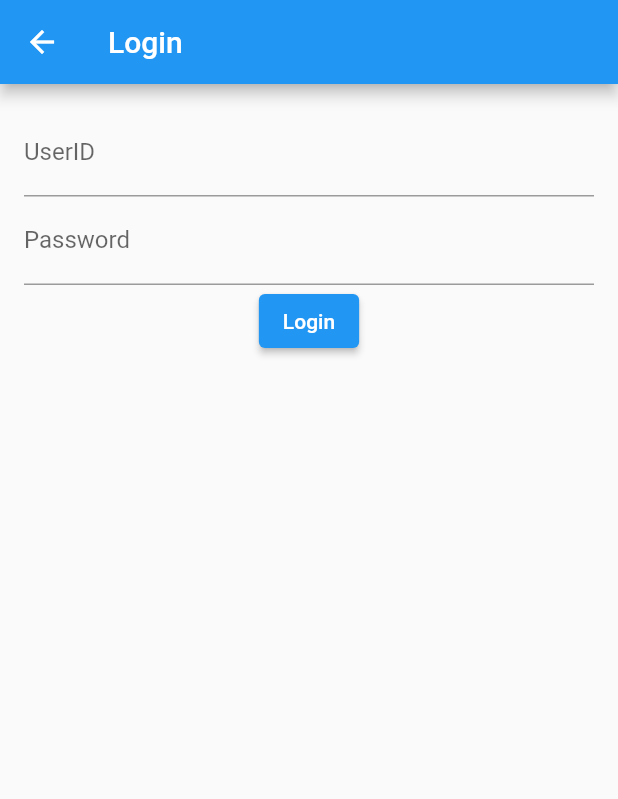
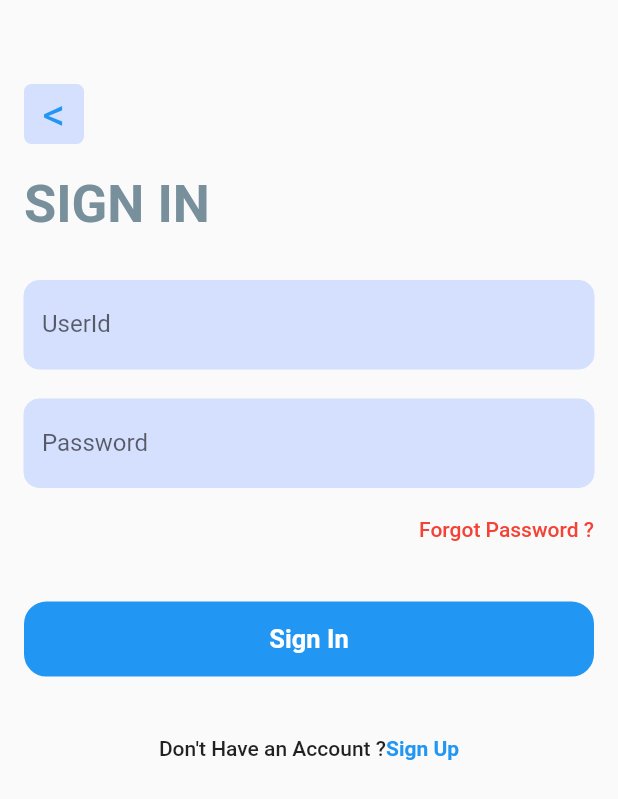
Before and after one commit to shihabsararrafid/attendence-management-frontend, a Flutter app: the Login screen opened directly, on a phone screen of 412 x 824 dp. Shown: the top 799 px of the screen. Run offline on Flutter 3.47's test engine with Material 2 defaults, Android fonts, the phone set to English and light mode, and no system bars; our stand-ins replace carousel_slider, shared_preferences; accounts and stored records are empty.

Commit message:
[DONE] login page design done

```diff
--- a/lib/main.dart
+++ b/lib/main.dart
@@ -1,6 +1,7 @@
 import 'package:flutter/material.dart';
 import './screens/login.dart';
 import './screens/carousel.dart';
+import "./screens/register.dart";
 
 void main() {
   runApp(const MyApp());
@@ -13,6 +14,12 @@ class MyApp extends StatelessWidget {
   @override
   Widget build(BuildContext context) {
     return MaterialApp(
+      initialRoute: "/",
+      routes: {
+        "/": (context) => CarouselPage(),
+        "/login": (context) => Login(),
+        "signup": (context) => RegisterPage(),
+      },
       title: 'Flutter Demo',
       theme: ThemeData(
         // This is the theme of your application.
@@ -26,7 +33,6 @@ class MyApp extends StatelessWidget {
         // is not restarted.
         primarySwatch: Colors.blue,
       ),
-      home: CarouselPage(),
     );
   }
 }
--- a/lib/screens/carousel.dart
+++ b/lib/screens/carousel.dart
@@ -79,7 +79,10 @@ class _CarouselPageState extends State<CarouselPage> {
             mainAxisAlignment: MainAxisAlignment.center,
             children: [
               GestureDetector(
-                onTap: () {},
+                onTap: () {
+                  print("Clicked");
+                  Navigator.pushNamed(context, '/login');
+                },
                 child: Container(
                   width: MediaQuery.of(context).size.width * .4,
                   height: 50,
--- a/lib/screens/login.dart
+++ b/lib/screens/login.dart
@@ -2,14 +2,30 @@ import 'package:flutter/material.dart';
 import 'package:http/http.dart' as http;
 import 'package:shared_preferences/shared_preferences.dart';
 
-class Login extends StatelessWidget {
+class Login extends StatefulWidget {
+  @override
+  State<Login> createState() => _LoginState();
+}
+
+class _LoginState extends State<Login> {
+  bool isLoading = false;
   final TextEditingController userIDController = TextEditingController();
+
   final TextEditingController passwordController = TextEditingController();
 
   Future<void> login(BuildContext context) async {
+    setState(() {
+      isLoading = true;
+    });
     final String userID = userIDController.text;
     final String password = passwordController.text;
-
+    showDialog(
+      context: context,
+      barrierDismissible: false, // Prevent dismissing the loading screen
+      builder: (_) => Center(
+        child: CircularProgressIndicator(),
+      ),
+    );
     // Make an HTTP request to your server's login endpoint
     final Uri loginUri =
         Uri.parse('http://192.168.0.113:4001/api/v1/auth/login');
@@ -17,7 +33,10 @@ class Login extends StatelessWidget {
       'userId': userID,
       'password': password,
     });
-    print(response);
+    setState(() {
+      isLoading = true;
+    });
+    Navigator.pop(context);
     if (response.statusCode == 200) {
       print("success");
       // Login successful
@@ -28,12 +47,12 @@ class Login extends StatelessWidget {
       showDialog(
         context: context,
         builder: (_) => AlertDialog(
-          title: Text('Login Successful'),
-          content: Text('Invalid userID or password'),
+          title: const Text('Login Successful'),
+          content: const Text('Invalid userID or password'),
           actions: [
             TextButton(
               onPressed: () => Navigator.pop(context),
-              child: Text('OK'),
+              child: const Text('OK'),
             ),
           ],
         ),
@@ -45,12 +64,12 @@ class Login extends StatelessWidget {
       showDialog(
         context: context,
         builder: (_) => AlertDialog(
-          title: Text('Login Failed'),
-          content: Text('Invalid userID or password'),
+          title: const Text('Login Failed'),
+          content: const Text('Invalid userID or password'),
           actions: [
             TextButton(
               onPressed: () => Navigator.pop(context),
-              child: Text('OK'),
+              child: const Text('OK'),
             ),
           ],
         ),
@@ -61,27 +80,152 @@ class Login extends StatelessWidget {
   @override
   Widget build(BuildContext context) {
     return Scaffold(
-      appBar: AppBar(
-        title: Text('Login'),
-      ),
-      body: Padding(
-        padding: EdgeInsets.all(16.0),
+      body: SingleChildScrollView(
+        child: Padding(
+          padding: const EdgeInsets.all(16.0),
           child: Column(
             children: [
+              const SizedBox(
+                height: 40,
+              ),
+              Align(
+                alignment: Alignment.centerLeft,
+                child: ClipRRect(
+                  borderRadius: BorderRadius.circular(5),
+                  child: SizedBox(
+                    height: 40,
+                    width: 40,
+                    child: DecoratedBox(
+                        decoration:
+                            const BoxDecoration(color: const Color(0xFFD5E0FE)),
+                        child: Center(
+                            child: GestureDetector(
+                          onTap: () => {Navigator.pop(context)},
+                          child: const Text(
+                            "<",
+                            style: TextStyle(color: Colors.blue, fontSize: 30),
+                          ),
+                        ))),
+                  ),
+                ),
+              ),
+              const SizedBox(
+                height: 20,
+              ),
+              Align(
+                alignment: Alignment.centerLeft,
+                child: Text(
+                  "SIGN IN",
+                  style: TextStyle(
+                      fontWeight: FontWeight.bold,
+                      fontSize: 35,
+                      color: Colors.blueGrey[400]),
+                ),
+              ),
+              const SizedBox(
+                height: 30,
+              ),
               TextField(
                 controller: userIDController,
-              decoration: InputDecoration(labelText: 'UserID'),
+                decoration: InputDecoration(
+                    filled: true, //<-- SEE HERE
+                    fillColor: const Color(0xFFD5E0FE),
+                    enabledBorder: OutlineInputBorder(
+                        borderSide: const BorderSide(
+                            width: 0, color: Color(0xFFD5E0FE)),
+                        borderRadius: BorderRadius.circular(10)),
+                    focusedBorder: OutlineInputBorder(
+                      borderSide:
+                          const BorderSide(width: 1, color: Colors.blue),
+                      borderRadius: BorderRadius.circular(10),
+                    ),
+                    labelText: 'UserId'),
+              ),
+              const SizedBox(
+                height: 20,
               ),
               TextField(
+                obscureText: true,
                 controller: passwordController,
-              obscureText: true,
-              decoration: InputDecoration(labelText: 'Password'),
+                decoration: InputDecoration(
+                    filled: true, //<-- SEE HERE
+                    fillColor: const Color(0xFFD5E0FE),
+                    enabledBorder: OutlineInputBorder(
+                        borderSide: const BorderSide(
+                            width: 0, color: Color(0xFFD5E0FE)),
+                        borderRadius: BorderRadius.circular(10)),
+                    focusedBorder: OutlineInputBorder(
+                      borderSide:
+                          const BorderSide(width: 1, color: Colors.blue),
+                      borderRadius: BorderRadius.circular(10),
                     ),
-            ElevatedButton(
-              onPressed: () => login(context),
-              child: Text('Login'),
+                    labelText: 'Password'),
+              ),
+              const SizedBox(
+                height: 20,
+              ),
+              const Align(
+                alignment: Alignment.centerRight,
+                child: Text(
+                  "Forgot Password ?",
+                  style:
+                      TextStyle(fontWeight: FontWeight.w500, color: Colors.red),
+                ),
+              ),
+              const SizedBox(
+                height: 40,
+              ),
+              GestureDetector(
+                onTap: () {
+                  login(context);
+                },
+                child: Container(
+                  width: MediaQuery.of(context).size.width,
+                  height: 50,
+                  decoration: BoxDecoration(
+                    borderRadius: BorderRadius.circular(15),
+                    border: Border.all(color: Colors.blue, width: 2),
+                    color: Colors.blue,
+                  ),
+                  child: Center(
+                    child: Text(
+                      'Sign In',
+                      style: TextStyle(
+                          color: Colors.white,
+                          fontSize: 17,
+                          fontWeight: FontWeight.bold),
+                    ),
+                  ),
+                ),
+              ),
+              const SizedBox(
+                height: 40,
+              ),
+              Align(
+                alignment: Alignment.center,
+                child: Row(
+                  crossAxisAlignment: CrossAxisAlignment.center,
+                  mainAxisAlignment: MainAxisAlignment.center,
+                  children: [
+                    const Text(
+                      "Don't Have an Account ?",
+                      style: TextStyle(fontWeight: FontWeight.w500),
+                    ),
+                    GestureDetector(
+                      onTap: () {
+                        Navigator.pushNamed(context, "/register");
+                      },
+                      child: Text(
+                        "Sign Up",
+                        style: TextStyle(
+                            fontWeight: FontWeight.bold, color: Colors.blue),
+                      ),
+                    )
+                  ],
+                ),
               ),
             ],
+          ),
         ),
       ),
     );
--- /dev/null
+++ b/lib/screens/register.dart
@@ -0,0 +1,11 @@
+import 'package:flutter/src/widgets/framework.dart';
+import 'package:flutter/src/widgets/placeholder.dart';
+
+class RegisterPage extends StatelessWidget {
+  const RegisterPage({super.key});
+
+  @override
+  Widget build(BuildContext context) {
+    return const Placeholder();
+  }
+}
```
Lines whose indentation alone changed are shown as unchanged.
